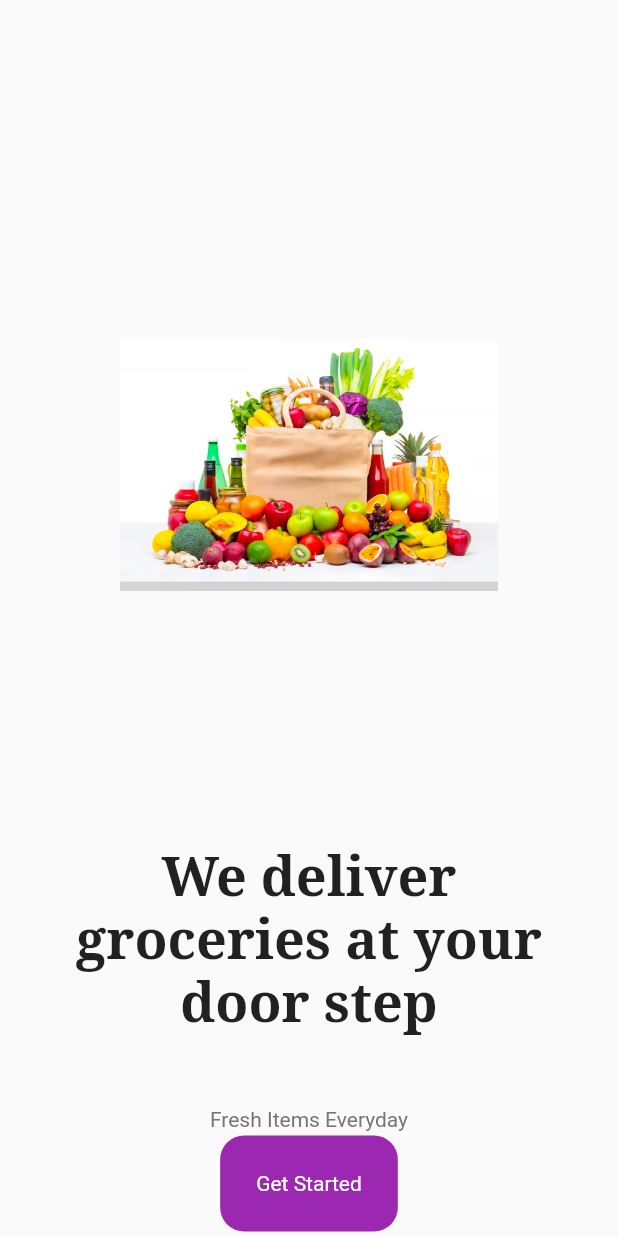
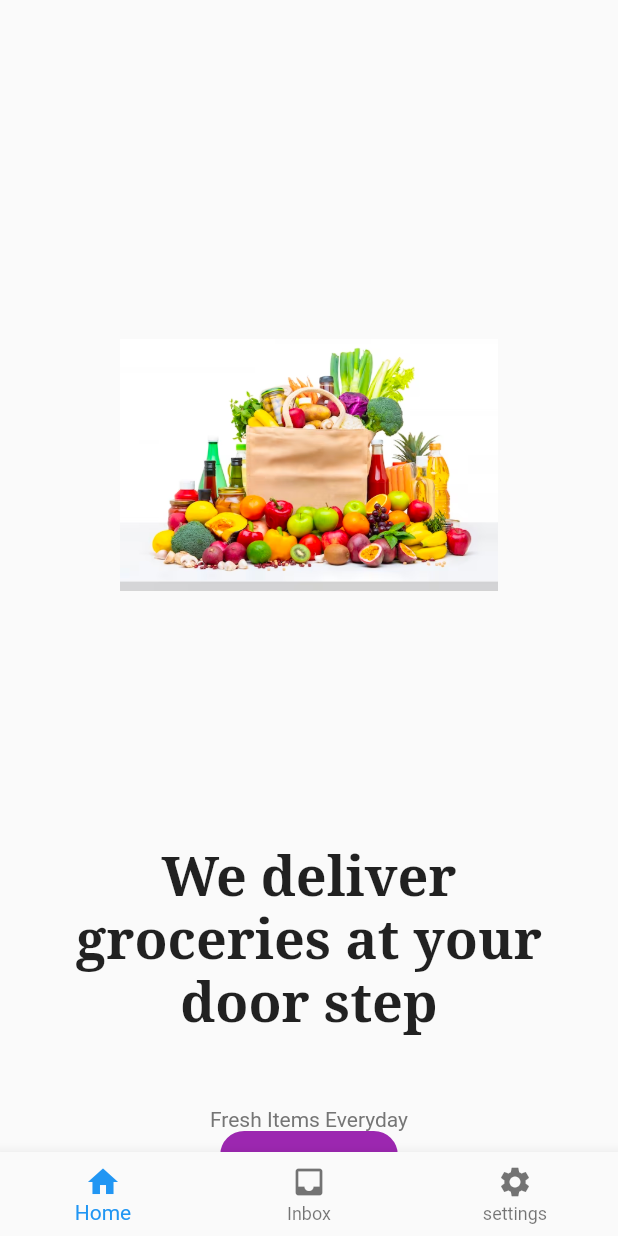
Before and after one commit to BabarShamsi-mset/The-Flutter-Way, a Flutter app: the screen it shows after launch, on a phone screen of 412 x 824 dp. Run offline on Flutter 3.47's test engine with Material 2 defaults, Android fonts, the phone set to English and light mode, and no system bars; our stand-ins replace google_fonts; missing offline and left inert: dart:js.

Commit message:
* Passing Arguments * Added bottom navigation bar

```diff
--- /dev/null
+++ b/lib/components/screen_data.dart
@@ -0,0 +1,11 @@
+
+
+import 'package:grocery_app/routes/page_route.dart';
+
+class ScreenData extends ScreenArguments {
+  String name;
+  String fatherName = "";
+  int age = 0;
+
+  ScreenData({required this.name, fatherName, age});
+}
--- a/lib/main.dart
+++ b/lib/main.dart
@@ -1,24 +1,57 @@
 import 'package:flutter/material.dart';
-import 'package:google_fonts/google_fonts.dart';
 import 'package:grocery_app/model/cart_model.dart';
-import 'package:grocery_app/pages/home_page.dart';
 import 'package:grocery_app/pages/intro_page.dart';
+import 'package:grocery_app/routes/routes_names.dart';
+import 'package:grocery_app/screens/first_screen.dart';
+import 'package:grocery_app/screens/second_screen.dart';
 import 'package:provider/provider.dart';
 
 void main() {
   runApp( MaterialApp(home: GroceryApp()), );
 }
 
-class GroceryApp extends StatelessWidget {
+class GroceryApp extends StatefulWidget {
   const GroceryApp({super.key});
 
   @override
+  State<GroceryApp> createState() => _GroceryAppState();
+}
+
+class _GroceryAppState extends State<GroceryApp> {
+  int myIndex = 0;
+  List<Widget> widgetList = [
+    IntroPage(),
+    FirstScreen(screenArguments: null),
+     SecondScreen(screenArguments: null)
+  ];
+  @override
   Widget build(BuildContext context) {
-    return ChangeNotifierProvider(create: (context) => CartModel(),
-    child: const MaterialApp(
-      debugShowCheckedModeBanner: false,
-      home: IntroPage(),
+    return ChangeNotifierProvider( create: (context) => CartModel(),
+      child: MaterialApp(
+        initialRoute: '/',
+        routes: {
+          Routes.editProfile: (context) => FirstScreen(screenArguments: null),
+          Routes.viewProfile: (context) => SecondScreen(screenArguments: null),
+        },
+        debugShowCheckedModeBanner: false,
+      home: Scaffold(
+    body: Center(child: widgetList[myIndex],),
+      bottomNavigationBar: BottomNavigationBar(
+        onTap: (index){
+          setState(() {
+            myIndex = index;
+          });
+        },
+        currentIndex: myIndex,
+        items: const [
+          BottomNavigationBarItem(icon: Icon(Icons.home), label: 'Home',),
+          BottomNavigationBarItem(icon: Icon(Icons.inbox), label: 'Inbox',),
+          BottomNavigationBarItem(icon: Icon(Icons.settings), label: 'settings'
+              '',),
+        ],
+      ),
     ),
+    )
     );
   }
 }
--- /dev/null
+++ b/lib/routes/routes_names.dart
@@ -0,0 +1,48 @@
+
+
+import 'dart:js';
+
+import 'package:flutter/cupertino.dart';
+import 'package:flutter/material.dart';
+import 'package:grocery_app/components/screen_data.dart';
+import 'package:grocery_app/routes/page_route.dart';
+import 'package:grocery_app/screens/first_screen.dart';
+import 'package:grocery_app/screens/second_screen.dart';
+
+class Routes {
+  static const initialRoute = '/';
+  static const editProfile = '/editProfile';
+  static const viewProfile = '/viewProfile';
+
+
+  // right now this is unused need to check how can i use this
+  static Route<dynamic> all(RouteSettings settings) {
+      if(settings.arguments == null || (settings.arguments !=null &&
+          settings.arguments is ScreenArguments)) {
+        switch(settings.name) {
+          case Routes.editProfile:
+            return buildRoute(screen: FirstScreen(screenArguments: null,));
+          case Routes.viewProfile:
+            return  buildRoute(screen: SecondScreen(screenArguments: tryCastArguments(settings.arguments)));
+          default:
+            return buildRoute(screen: Container());
+        }
+      }
+      else {
+        throw ('Arguments is not null and type does not match ScreenArgument class');
+      }
+  }
+
+  static Route<dynamic> buildRoute({required Widget screen}) {
+    return MaterialPageRoute(builder: (context) => screen
+    );
+  }
+
+  static ScreenData? tryCastArguments( Object? object) {
+    if(object != null && object is ScreenData) {
+      return object;
+    }
+    return null;
+  }
+
+}
```
Also changed, not shown: lib/mixins/mixin_route.dart (added, +13 -0 lines), lib/routes/page_route.dart (added, +37 -0 lines), lib/screens/first_screen.dart (added, +67 -0 lines), lib/screens/second_screen.dart (added, +35 -0 lines).
